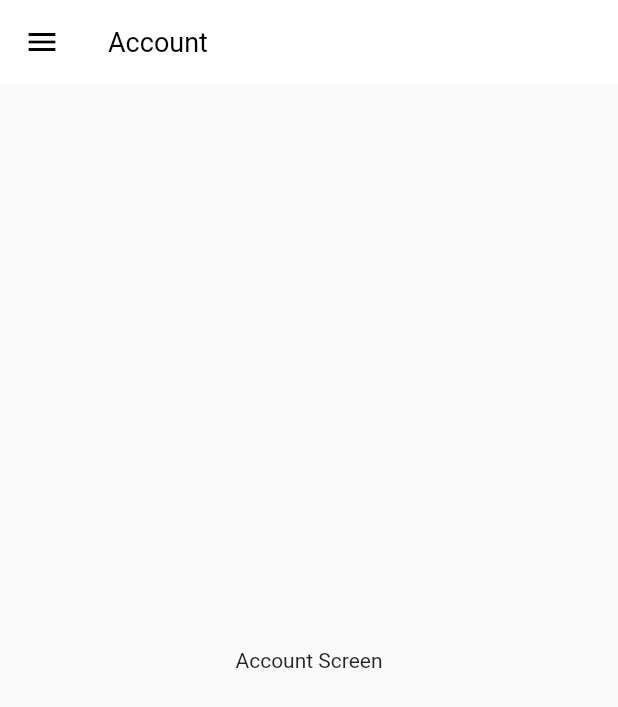
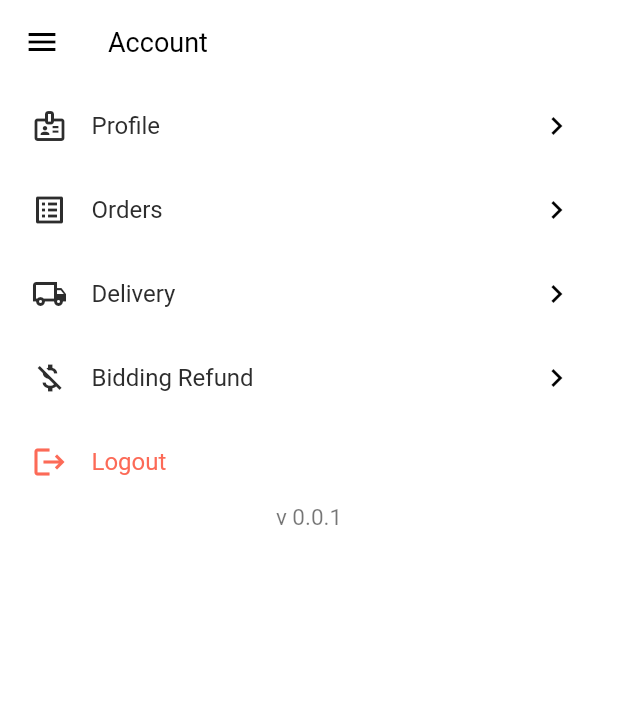
Before and after one commit to SimJiaYang/ng_app, a Flutter app: the AccountScreen screen opened by its route, on a phone screen of 412 x 824 dp. Shown: the top 707 px of the screen. Run offline on Flutter 3.47's test engine with Material 2 defaults, Android fonts, the phone set to English and light mode, and no system bars; our stand-ins replace connectivity_plus, dio, fluro, flutter_dotenv, get_it, shared_preferences; accounts and stored records are empty.

Commit message:
Design Account Screen

```diff
--- a/lib/view/base/drawer_widget.dart
+++ b/lib/view/base/drawer_widget.dart
@@ -212,9 +212,9 @@ class _DrawerWidgetState extends State<DrawerWidget> {
                         builder: (context) {
                           return CustomDialog(
                             dialogType: AppConstants.DIALOG_CONFIRMATION,
-                            btnText: "Log out",
-                            title: "Log out",
-                            content: "Are you sure you want to log out?",
+                            btnText: "Logout",
+                            title: "Logout",
+                            content: "Are you sure you want to logout?",
                             onPressed: () {
                               if (authProvider.isLoading) return;
                               authProvider.logout(context).then((value) {
--- a/lib/view/screen/account/account_screen.dart
+++ b/lib/view/screen/account/account_screen.dart
@@ -1,22 +1,20 @@
 import 'package:flutter/material.dart';
+import 'package:nurserygardenapp/providers/auth_provider.dart';
+import 'package:nurserygardenapp/util/app_constants.dart';
+import 'package:nurserygardenapp/util/color_resources.dart';
+import 'package:nurserygardenapp/util/routes.dart';
 import 'package:nurserygardenapp/view/base/drawer_widget.dart';
+import 'package:provider/provider.dart';
+import '../../base/custom_dialog.dart';
 
 class AccountScreen extends StatefulWidget {
-  const AccountScreen({super.key});
+  const AccountScreen({Key? key}) : super(key: key);
 
   @override
   State<AccountScreen> createState() => _AccountScreenState();
 }
 
 class _AccountScreenState extends State<AccountScreen> {
-  late String modeText;
-  late Map<String, Icon> settingsWidget;
-
-  @override
-  void initState() {
-    super.initState();
-  }
-
   @override
   Widget build(BuildContext context) {
     Size size = MediaQuery.of(context).size;
@@ -31,8 +29,150 @@ class _AccountScreenState extends State<AccountScreen> {
         ),
       ),
       drawer: DrawerWidget(size: size),
-      body: Center(
-        child: Text('Account Screen'),
+      body: SafeArea(
+        child: Container(
+          width: MediaQuery.of(context).size.width,
+          height: MediaQuery.of(context).size.height,
+          padding: EdgeInsets.symmetric(horizontal: 5),
+          color: ColorResources.COLOR_WHITE,
+          child: Column(
+            children: [
+              GestureDetector(
+                onTap: () {},
+                child: ListTile(
+                  leading: Icon(
+                    Icons.badge_outlined,
+                    color: ColorResources.COLOR_BLACK,
+                  ),
+                  title: Text(
+                    "Profile",
+                    style: Theme.of(context).textTheme.displayLarge!.copyWith(
+                          fontWeight: FontWeight.w400,
+                          fontSize: 16,
+                          color: ColorResources.COLOR_BLACK,
+                        ),
+                  ),
+                  trailing: Icon(
+                    Icons.chevron_right_outlined,
+                  ),
+                ),
+              ),
+              GestureDetector(
+                onTap: () {},
+                child: ListTile(
+                  leading: Icon(
+                    Icons.list_alt_outlined,
+                    color: ColorResources.COLOR_BLACK,
+                  ),
+                  title: Text(
+                    "Orders",
+                    style: Theme.of(context).textTheme.displayLarge!.copyWith(
+                          fontWeight: FontWeight.w400,
+                          fontSize: 16,
+                          color: ColorResources.COLOR_BLACK,
+                        ),
+                  ),
+                  trailing: Icon(
+                    Icons.chevron_right_outlined,
+                  ),
+                ),
+              ),
+              GestureDetector(
+                onTap: () {},
+                child: ListTile(
+                  leading: Icon(
+                    Icons.local_shipping_outlined,
+                    color: ColorResources.COLOR_BLACK,
+                  ),
+                  title: Text(
+                    "Delivery",
+                    style: Theme.of(context).textTheme.displayLarge!.copyWith(
+                          fontWeight: FontWeight.w400,
+                          fontSize: 16,
+                          color: ColorResources.COLOR_BLACK,
+                        ),
+                  ),
+                  trailing: Icon(
+                    Icons.chevron_right_outlined,
+                  ),
+                ),
+              ),
+              GestureDetector(
+                onTap: () {},
+                child: ListTile(
+                  leading: Icon(
+                    Icons.money_off_csred_outlined,
+                    color: ColorResources.COLOR_BLACK,
+                  ),
+                  title: Text(
+                    "Bidding Refund",
+                    style: Theme.of(context).textTheme.displayLarge!.copyWith(
+                          fontWeight: FontWeight.w400,
+                          fontSize: 16,
+                          color: ColorResources.COLOR_BLACK,
+                        ),
+                  ),
+                  trailing: Icon(
+                    Icons.chevron_right_outlined,
+                  ),
+                ),
+              ),
+              Consumer<AuthProvider>(
+                builder: (context, authProvider, child) {
+                  return GestureDetector(
+                    onTap: () {
+                      showDialog(
+                          context: context,
+                          builder: (context) {
+                            return CustomDialog(
+                              dialogType: AppConstants.DIALOG_CONFIRMATION,
+                              btnText: "Logout",
+                              title: "Logout",
+                              content: "Are you sure you want to logout?",
+                              onPressed: () {
+                                if (authProvider.isLoading) return;
+                                authProvider.logout(context).then((value) {
+                                  if (value) {
+                                    Navigator.pushNamedAndRemoveUntil(
+                                        context,
+                                        Routes.getLoginRoute(),
+                                        (route) => false);
+                                  } else {
+                                    Navigator.pop(context);
+                                  }
+                                });
+                              },
+                            );
+                          });
+                    },
+                    child: ListTile(
+                      leading: Icon(
+                        Icons.logout,
+                        color: ColorResources.APPBAR_HEADER_COLOR,
+                      ),
+                      title: Text(
+                        "Logout",
+                        style:
+                            Theme.of(context).textTheme.displayLarge!.copyWith(
+                                  fontWeight: FontWeight.w400,
+                                  fontSize: 16,
+                                  color: ColorResources.APPBAR_HEADER_COLOR,
+                                ),
+                      ),
+                    ),
+                  );
+                },
+              ),
+              Text(
+                AppConstants.APP_VERSION,
+                textAlign: TextAlign.center,
+                style: Theme.of(context).textTheme.displaySmall!.copyWith(
+                      fontSize: 15,
+                    ),
+              ),
+            ],
+          ),
+        ),
       ),
     );
   }
```
Also changed, not shown: lib/util/font_styles.dart (added, +8 -0 lines), lib/view/base/custom_appbar.dart (added, +56 -0 lines), pubspec.yaml (+4 -4 lines), assets/font/Rubik-Medium.ttf (added).
